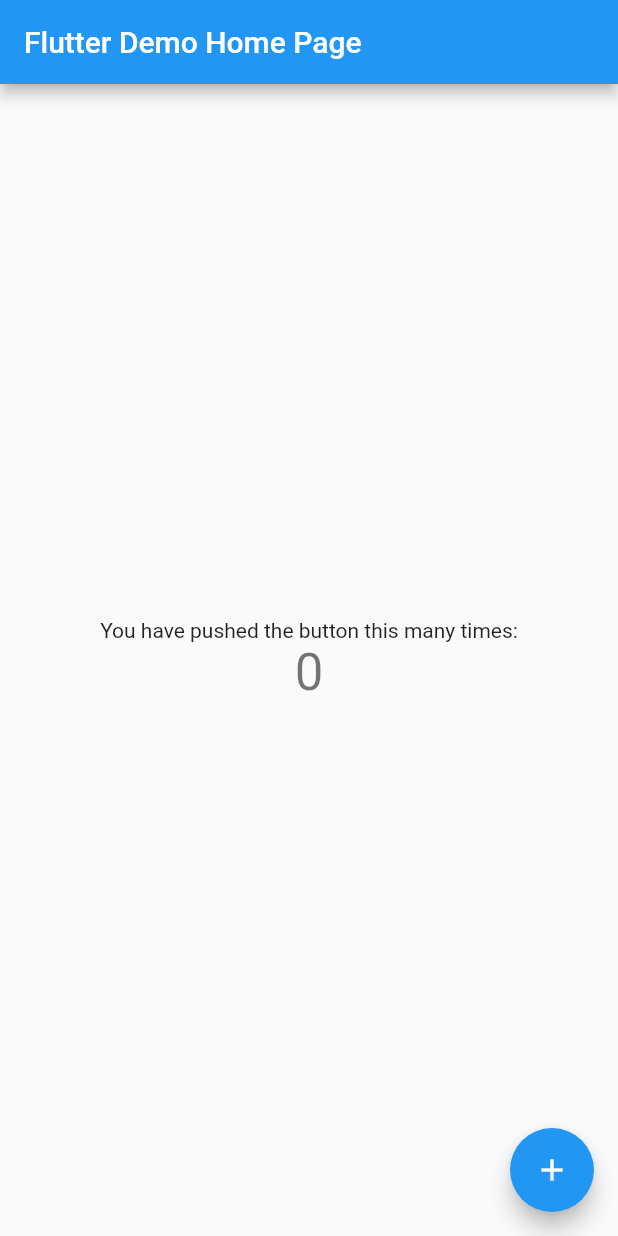
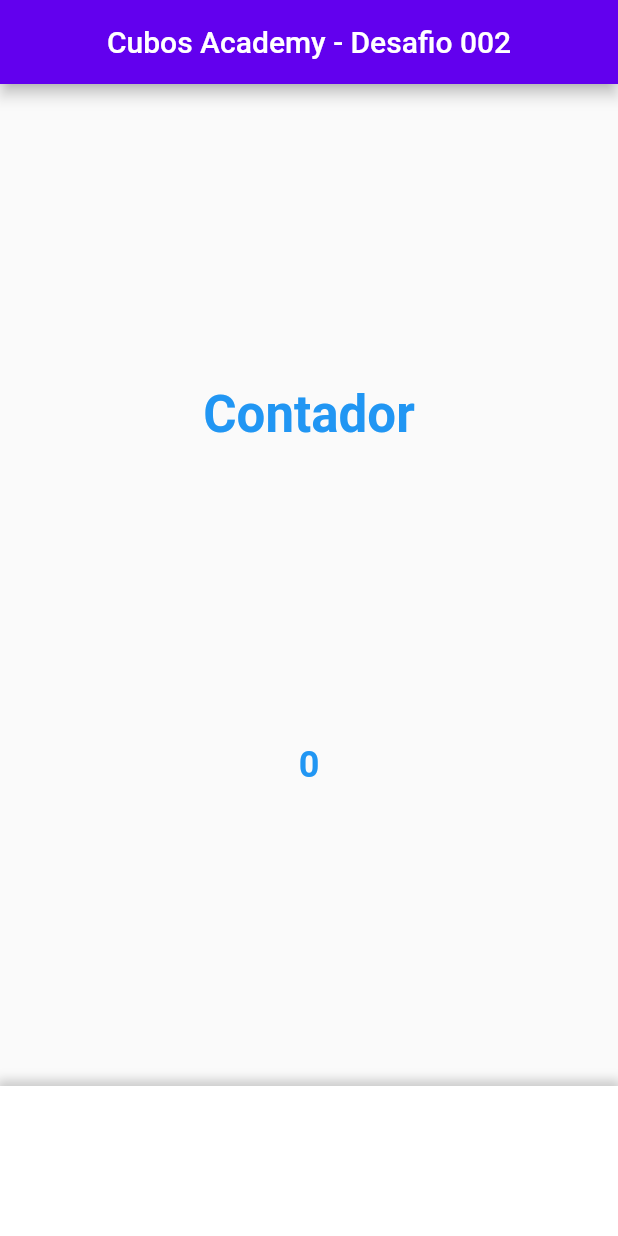
Before and after one commit to brandaoti/desafio002, a Flutter app: the screen it shows after launch, on a phone screen of 412 x 824 dp. Run offline on Flutter 3.47's test engine with Material 2 defaults, Android fonts, the phone set to English and light mode, and no system bars.

Commit message:
Construido layout

```diff
--- a/lib/main.dart
+++ b/lib/main.dart
@@ -1,113 +1,75 @@
+import 'package:flutter/cupertino.dart';
 import 'package:flutter/material.dart';
 
 void main() {
-  runApp(MyApp());
+  runApp(AppWidget());
 }
 
-class MyApp extends StatelessWidget {
-  // This widget is the root of your application.
-  @override
-  Widget build(BuildContext context) {
-    return MaterialApp(
-      title: 'Flutter Demo',
-      theme: ThemeData(
-        // This is the theme of your application.
-        //
-        // Try running your application with "flutter run". You'll see the
-        // application has a blue toolbar. Then, without quitting the app, try
-        // changing the primarySwatch below to Colors.green and then invoke
-        // "hot reload" (press "r" in the console where you ran "flutter run",
-        // or simply save your changes to "hot reload" in a Flutter IDE).
-        // Notice that the counter didn't reset back to zero; the application
-        // is not restarted.
-        primarySwatch: Colors.blue,
-      ),
-      home: MyHomePage(title: 'Flutter Demo Home Page'),
-    );
-  }
-}
-
-class MyHomePage extends StatefulWidget {
-  MyHomePage({Key key, this.title}) : super(key: key);
-
-  // This widget is the home page of your application. It is stateful, meaning
-  // that it has a State object (defined below) that contains fields that affect
-  // how it looks.
-
-  // This class is the configuration for the state. It holds the values (in this
-  // case the title) provided by the parent (in this case the App widget) and
-  // used by the build method of the State. Fields in a Widget subclass are
-  // always marked "final".
-
-  final String title;
-
-  @override
-  _MyHomePageState createState() => _MyHomePageState();
-}
-
-class _MyHomePageState extends State<MyHomePage> {
-  int _counter = 0;
-
-  void _incrementCounter() {
-    setState(() {
-      // This call to setState tells the Flutter framework that something has
-      // changed in this State, which causes it to rerun the build method below
-      // so that the display can reflect the updated values. If we changed
-      // _counter without calling setState(), then the build method would not be
-      // called again, and so nothing would appear to happen.
-      _counter++;
-    });
-  }
+class AppWidget extends StatelessWidget {
+  const AppWidget({Key key}) : super(key: key);
 
   @override
   Widget build(BuildContext context) {
-    // This method is rerun every time setState is called, for instance as done
-    // by the _incrementCounter method above.
-    //
-    // The Flutter framework has been optimized to make rerunning build methods
-    // fast, so that you can just rebuild anything that needs updating rather
-    // than having to individually change instances of widgets.
-    return Scaffold(
+    var contador = 0;
+    return MaterialApp(
+      theme: ThemeData(
+        primaryColor: Color(0xFF6200EE),
+        accentColor: Color(0xFF03FAC6),
+      ),
+
+      // ? Home
+      home: Scaffold(
+        // ! AppBar
         appBar: AppBar(
-        // Here we take the value from the MyHomePage object that was created by
-        // the App.build method, and use it to set our appbar title.
-        title: Text(widget.title),
+          brightness: Brightness.dark,
+          title: Text('Cubos Academy - Desafio 002'),
+          centerTitle: true,
         ),
-      body: Center(
-        // Center is a layout widget. It takes a single child and positions it
-        // in the middle of the parent.
+
+        body: Container(
+          alignment: Alignment.center,
           child: Column(
-          // Column is also a layout widget. It takes a list of children and
-          // arranges them vertically. By default, it sizes itself to fit its
-          // children horizontally, and tries to be as tall as its parent.
-          //
-          // Invoke "debug painting" (press "p" in the console, choose the
-          // "Toggle Debug Paint" action from the Flutter Inspector in Android
-          // Studio, or the "Toggle Debug Paint" command in Visual Studio Code)
-          // to see the wireframe for each widget.
-          //
-          // Column has various properties to control how it sizes itself and
-          // how it positions its children. Here we use mainAxisAlignment to
-          // center the children vertically; the main axis here is the vertical
-          // axis because Columns are vertical (the cross axis would be
-          // horizontal).
-          mainAxisAlignment: MainAxisAlignment.center,
-          children: <Widget>[
+            mainAxisAlignment: MainAxisAlignment.spaceEvenly,
+            // crossAxisAlignment: CrossAxisAlignment.center,
+            textBaseline: TextBaseline.alphabetic,
+            children: [
               Text(
-              'You have pushed the button this many times:',
+                'Contador',
+                style: TextStyle(
+                  color: Theme.of(context).accentColor,
+                  fontSize: 34,
+                  fontWeight: FontWeight.w600,
+                ),
               ),
               Text(
-              '$_counter',
-              style: Theme.of(context).textTheme.headline4,
+                '$contador',
+                style: TextStyle(
+                  color: Theme.of(context).accentColor,
+                  fontSize: 24,
+                  fontWeight: FontWeight.w600,
+                ),
               ),
             ],
           ),
         ),
-      floatingActionButton: FloatingActionButton(
-        onPressed: _incrementCounter,
-        tooltip: 'Increment',
-        child: Icon(Icons.add),
-      ), // This trailing comma makes auto-formatting nicer for build methods.
+
+        // * NavigatorBar
+
+        bottomNavigationBar: Container(
+          height: 100,
+          decoration: BoxDecoration(
+            color: Colors.white,
+            boxShadow: [
+              BoxShadow(
+                blurRadius: 5,
+                color: Colors.grey.withOpacity(.5),
+                spreadRadius: 2,
+                offset: Offset(0, -2),
+              ),
+            ],
+          ),
+        ),
+      ),
     );
   }
 }
```
Also changed, not shown: 1 other file. Lines whose indentation alone changed are shown as unchanged.
